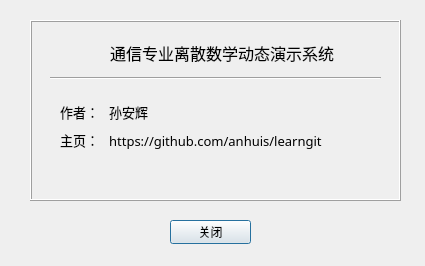
First picture: the form in uis/about.ui, repository KinKir/discrete_mathematics, before the edit.
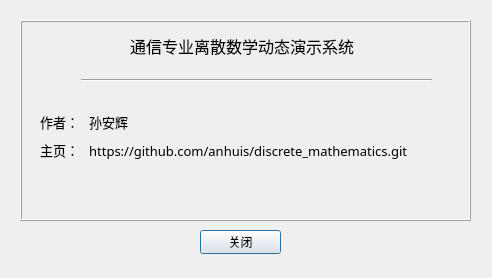
Second picture: the form after the edit.

Patch:
```diff
--- a/uis/about.ui
+++ b/uis/about.ui
@@ -6,8 +6,8 @@
    <rect>
     <x>0</x>
     <y>0</y>
-    <width>425</width>
-    <height>266</height>
+    <width>492</width>
+    <height>278</height>
    </rect>
   </property>
   <property name="minimumSize">
@@ -16,12 +16,6 @@
     <height>266</height>
    </size>
   </property>
-  <property name="maximumSize">
-   <size>
-    <width>425</width>
-    <height>266</height>
-   </size>
-  </property>
   <property name="windowTitle">
    <string>关于</string>
   </property>
@@ -31,10 +25,10 @@
   <widget class="QFrame" name="frame">
    <property name="geometry">
     <rect>
-     <x>30</x>
+     <x>20</x>
      <y>20</y>
-     <width>371</width>
-     <height>181</height>
+     <width>451</width>
+     <height>201</height>
     </rect>
    </property>
    <property name="frameShape">
@@ -46,8 +40,8 @@
    <widget class="QLabel" name="label">
     <property name="geometry">
      <rect>
-      <x>80</x>
-      <y>7</y>
+      <x>110</x>
+      <y>0</y>
       <width>241</width>
       <height>52</height>
      </rect>
@@ -67,10 +61,10 @@
    <widget class="Line" name="line">
     <property name="geometry">
      <rect>
-      <x>20</x>
+      <x>61</x>
       <y>50</y>
-      <width>331</width>
-      <height>16</height>
+      <width>351</width>
+      <height>20</height>
      </rect>
     </property>
     <property name="orientation">
@@ -80,9 +74,9 @@
    <widget class="QWidget" name="layoutWidget">
     <property name="geometry">
      <rect>
-      <x>30</x>
-      <y>80</y>
-      <width>321</width>
+      <x>20</x>
+      <y>90</y>
+      <width>415</width>
       <height>51</height>
      </rect>
     </property>
@@ -91,7 +85,7 @@
       <widget class="QLabel" name="label_2">
        <property name="font">
         <font>
-         <family>仿宋</family>
+         <family>新宋体</family>
          <pointsize>10</pointsize>
          <weight>50</weight>
          <bold>false</bold>
@@ -106,12 +100,12 @@
       <widget class="QLabel" name="label_3">
        <property name="font">
         <font>
-         <family>仿宋</family>
+         <family>新宋体</family>
          <pointsize>10</pointsize>
         </font>
        </property>
        <property name="text">
-        <string>主页：   https://github.com/anhuis/learngit</string>
+        <string>主页：   https://github.com/anhuis/discrete_mathematics.git</string>
        </property>
       </widget>
      </item>
@@ -121,8 +115,8 @@
   <widget class="QPushButton" name="closeButton">
    <property name="geometry">
     <rect>
-     <x>170</x>
-     <y>220</y>
+     <x>200</x>
+     <y>230</y>
      <width>81</width>
      <height>24</height>
     </rect>
```
